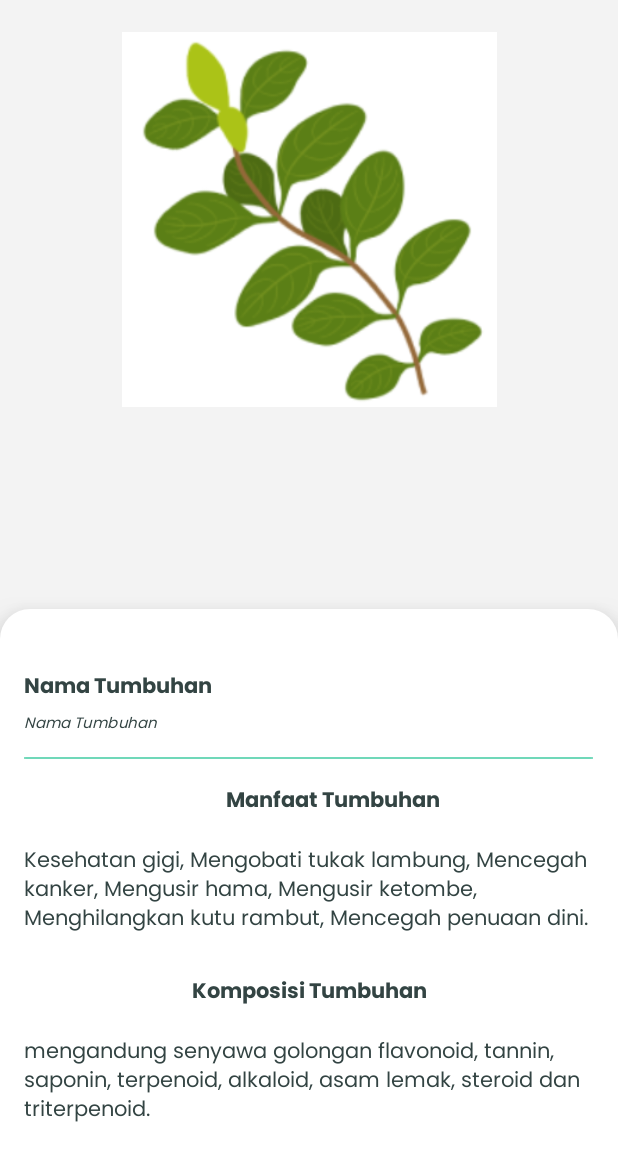
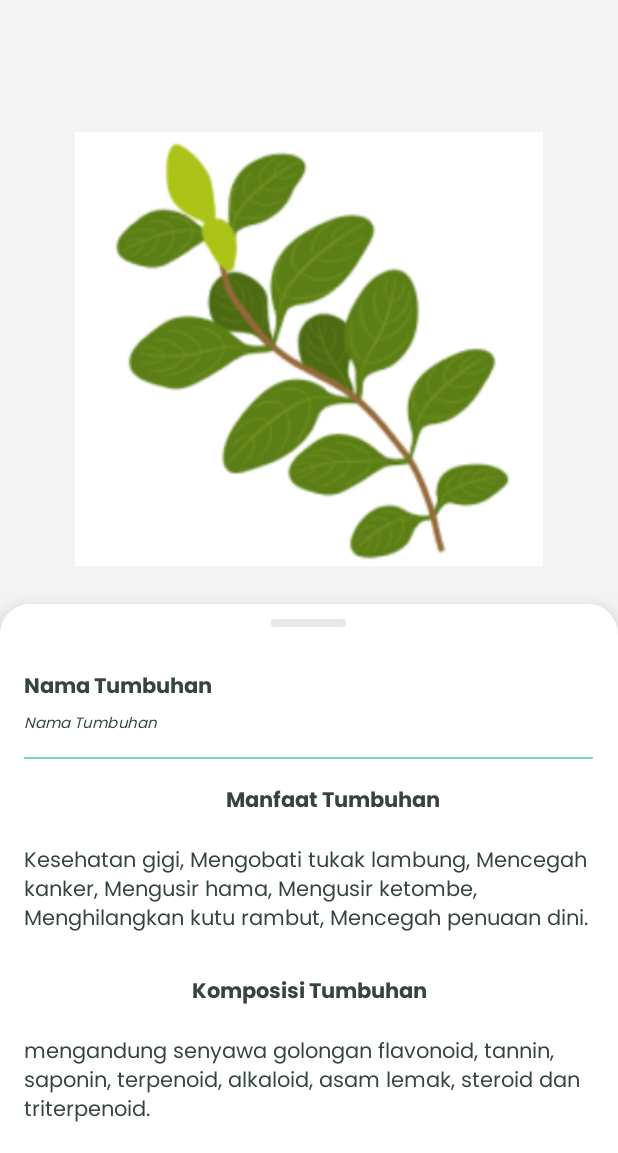
Before and after one commit to Dinusbank/Android, an Android app: the layout activity_result.xml on its own in the app's theme, with its tools: preview values and no code run, on a phone screen of 412 x 824 dp, the part 83-1236 px from its top. Run offline under Robolectric (Android 15) with nearby library versions, the phone set to English and light mode, and no system bars; Roboto replaces fonts that are not available here.

Commit message:
add swipe up bottom sheet

```diff
--- a/app/build.gradle
+++ b/app/build.gradle
@@ -42,6 +42,7 @@ android {
 
 dependencies {
 
+    implementation 'com.google.android.material:material:1.4.0-beta01'
     implementation "com.squareup.okhttp3:logging-interceptor:4.9.0"
     implementation 'com.squareup.retrofit2:retrofit:2.9.0'
     implementation "com.squareup.retrofit2:converter-gson:2.9.0"
--- a/app/src/main/res/layout/activity_result.xml
+++ b/app/src/main/res/layout/activity_result.xml
@@ -1,5 +1,5 @@
 <?xml version="1.0" encoding="utf-8"?>
-<androidx.constraintlayout.widget.ConstraintLayout
+<androidx.coordinatorlayout.widget.CoordinatorLayout
     xmlns:android="http://schemas.android.com/apk/res/android"
     xmlns:app="http://schemas.android.com/apk/res-auto"
     xmlns:tools="http://schemas.android.com/tools"
@@ -13,8 +13,6 @@
         android:id="@+id/btn_back"
         android:layout_width="40dp"
         android:layout_height="40dp"
-        app:layout_constraintStart_toStartOf="parent"
-        app:layout_constraintTop_toTopOf="parent"
         android:layout_marginStart="14dp"
         android:layout_marginTop="15dp"
         android:contentDescription="@string/back_button"
@@ -26,40 +24,43 @@
         android:layout_height="31dp"
         android:scaleType="centerCrop"
         android:src="@drawable/logo_main"
-        app:layout_constraintEnd_toEndOf="parent"
-        app:layout_constraintTop_toTopOf="parent"
+        android:layout_gravity="end"
         android:layout_marginTop="18dp"
         android:layout_marginEnd="12dp"
         android:contentDescription="@string/small_logo" />
 
     <ImageView
         android:id="@+id/iv_leafes"
-        android:layout_width="250dp"
-        android:layout_height="250dp"
-        android:layout_gravity="center"
+        android:layout_width="312dp"
+        android:layout_height="416dp"
+        android:layout_gravity="center_horizontal"
         android:contentDescription="@string/image_leafes"
-        android:scaleType="centerCrop"
         android:src="@drawable/leafes_preview"
-        app:layout_constraintEnd_toEndOf="parent"
-        app:layout_constraintStart_toStartOf="parent"
-        android:layout_marginTop="21dp"
+        android:layout_marginTop="80dp"
         app:layout_constraintTop_toBottomOf="@+id/btn_back" />
 
     <LinearLayout
+        android:id="@+id/sheet"
         android:layout_width="match_parent"
         android:layout_height="wrap_content"
         android:background="@drawable/shape_rounded"
         android:elevation="@dimen/sixteen_dp"
         android:orientation="vertical"
-        app:layout_constraintBottom_toBottomOf="parent"
-        app:layout_constraintEnd_toEndOf="parent"
-        app:layout_constraintStart_toStartOf="parent">
+        app:layout_behavior="com.google.android.material.bottomsheet.BottomSheetBehavior" >
+
+        <ImageView
+            android:layout_width="wrap_content"
+            android:layout_height="wrap_content"
+            android:layout_gravity="center"
+            android:layout_marginTop="10dp"
+            android:src="@drawable/rectangle_2"
+            android:contentDescription="@string/rectangle" />
 
         <TextView
             android:id="@+id/tv_leafesname"
             style="@style/LeafesText_bold"
             android:layout_marginStart="@dimen/sixteen_dp"
-            android:layout_marginTop="@dimen/fourty_dp"
+            android:layout_marginTop="28dp"
             android:text="@string/nama_tumbuhan" />
 
         <TextView
@@ -80,8 +81,8 @@
             android:layout_height="wrap_content"
             android:layout_marginStart="@dimen/sixteen_dp"
             android:layout_marginEnd="@dimen/sixteen_dp"
+            android:layout_marginBottom="@dimen/sixteen_dp"
             android:contentDescription="@string/rectangle"
-            android:layout_marginBottom="@dimen/sixteen_dp"
             android:src="@drawable/asset_rectangle" />
 
         <TextView
@@ -121,12 +122,12 @@
             android:layout_marginStart="@dimen/sixteen_dp"
             android:layout_marginTop="@dimen/sixteen_dp"
             android:layout_marginEnd="@dimen/sixteen_dp"
+            android:layout_marginBottom="@dimen/sixteen_dp"
             android:fontFamily="@font/poppins"
-            android:layout_marginBottom="@dimen/sixteen_dp"
             android:text="@string/composition_example"
             android:textColor="@color/font_color"
             android:textSize="@dimen/fourteen_sp" />
 
     </LinearLayout>
 
-</androidx.constraintlayout.widget.ConstraintLayout>
+</androidx.coordinatorlayout.widget.CoordinatorLayout>
--- a/app/src/main/res/layout/activity_splash.xml
+++ b/app/src/main/res/layout/activity_splash.xml
@@ -1,7 +1,6 @@
 <?xml version="1.0" encoding="utf-8"?>
 <LinearLayout
     xmlns:android="http://schemas.android.com/apk/res/android"
-    xmlns:app="http://schemas.android.com/apk/res-auto"
     xmlns:tools="http://schemas.android.com/tools"
     android:layout_width="match_parent"
     android:layout_height="match_parent"
```
Also changed, not shown: app/src/main/java/com/dinusbank/tumbuhin/ui/ResultActivity.kt (+12 -10 lines), app/src/main/res/drawable/rectangle_2.png (added).
